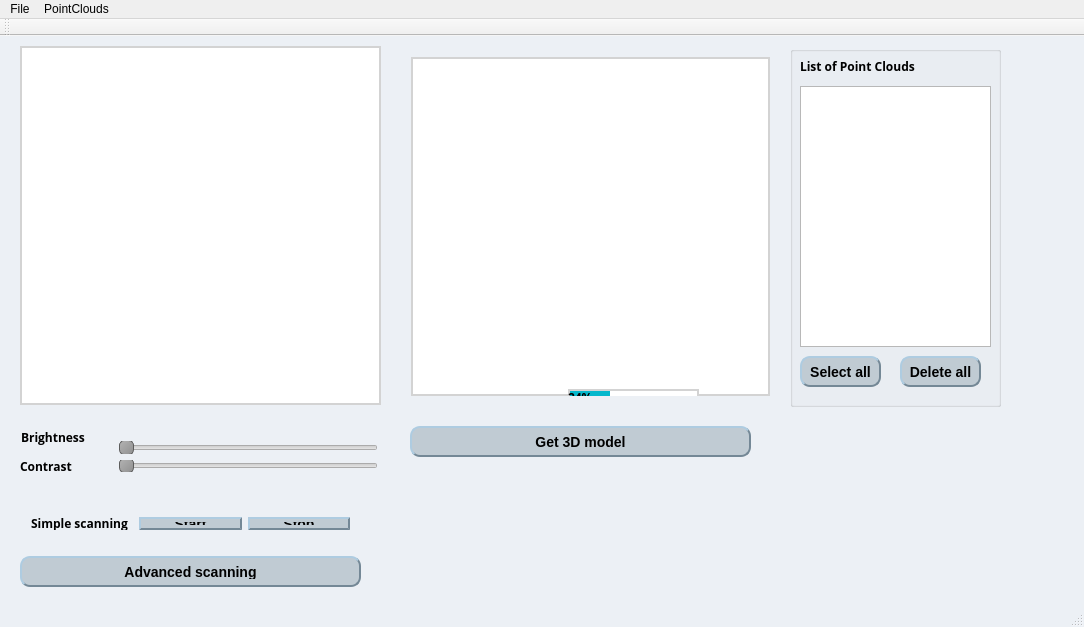
First picture: the form in Sculptura/mainwindow.ui, repository ElJAZRY/Sculptura---3D-scanner-, before the edit.
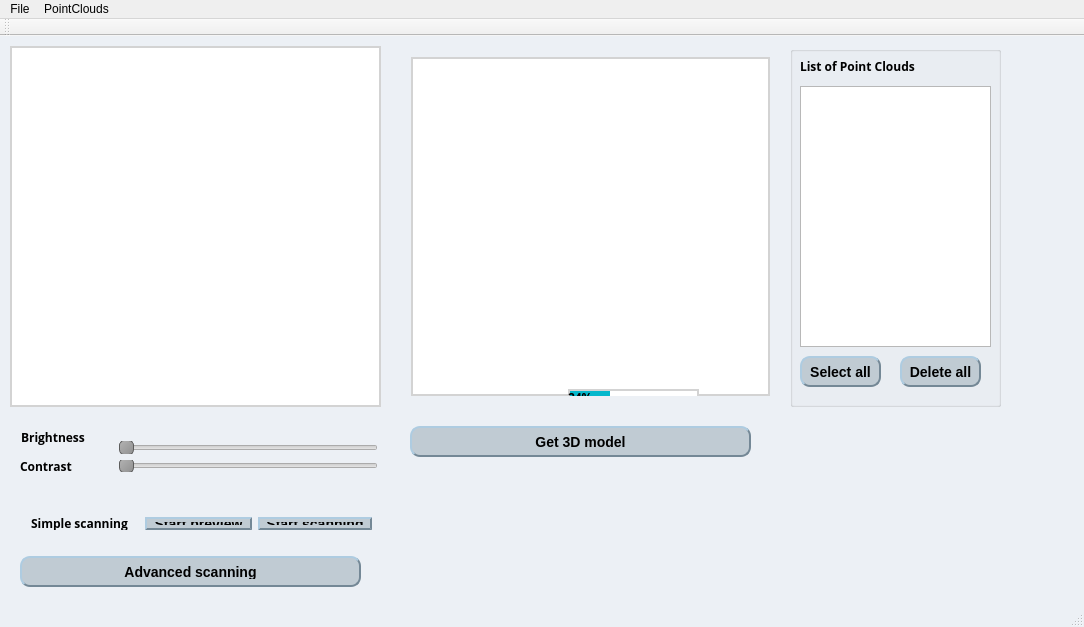
Second picture: the form after the edit. Icons and pictures are not drawn.

Commit message: Camera preview added

```diff
--- a/Sculptura/mainwindow.ui
+++ b/Sculptura/mainwindow.ui
@@ -307,7 +307,7 @@
      <rect>
       <x>20</x>
       <y>470</y>
-      <width>341</width>
+      <width>363</width>
       <height>35</height>
      </rect>
     </property>
@@ -351,7 +351,7 @@
 }</string>
        </property>
        <property name="text">
-        <string>Start</string>
+        <string>Start preview</string>
        </property>
       </widget>
      </item>
@@ -379,7 +379,7 @@
 }</string>
        </property>
        <property name="text">
-        <string>Stop</string>
+        <string>Start scanning</string>
        </property>
       </widget>
      </item>
@@ -435,27 +435,24 @@
      </item>
     </layout>
    </widget>
-   <widget class="QWidget" name="kinect_window" native="true">
+   <widget class="QLabel" name="preview_window">
     <property name="geometry">
      <rect>
-      <x>20</x>
+      <x>10</x>
       <y>10</y>
-      <width>361</width>
-      <height>359</height>
+      <width>371</width>
+      <height>361</height>
      </rect>
     </property>
-    <property name="mouseTracking">
-     <bool>false</bool>
-    </property>
-    <property name="autoFillBackground">
-     <bool>true</bool>
-    </property>
     <property name="styleSheet">
-     <string notr="true">QWidget {
+     <string notr="true">QLabel {
     border: 2px solid lightgray;
     background-color: white;
 }</string>
     </property>
+    <property name="text">
+     <string/>
+    </property>
    </widget>
    <zorder>layoutWidget</zorder>
    <zorder>layoutWidget</zorder>
```
Left out of the diff: 4 changed lines with no effect on the pictures. The commit also changes 18 other files.
